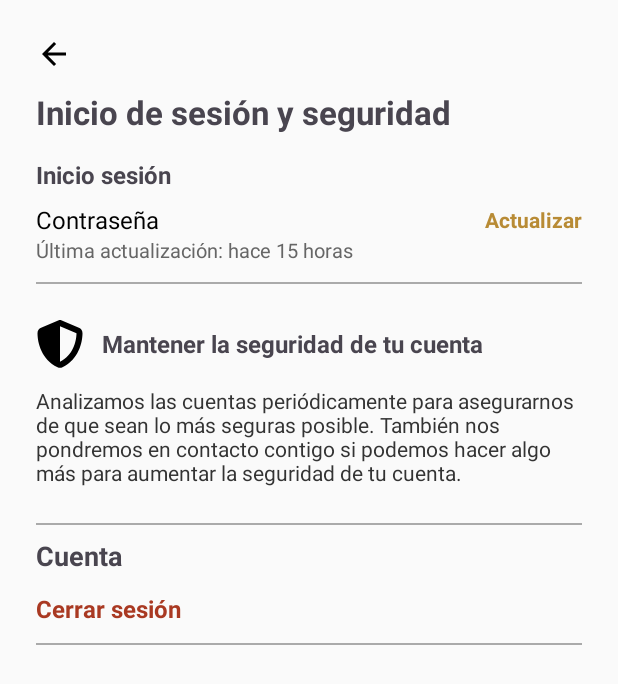
After one commit to JesusAP346/Proyecto_IOT, an Android app: the SeguridadActivity screen opened directly, with no data from a screen before it, on a phone screen of 412 x 824 dp. The commit adds this screen. Shown: the top 684 px of the screen. Run offline under Robolectric (Android 15) with nearby library versions, the phone set to English and light mode, and no system bars.

Commit message:
seguridad

```diff
--- a/app/src/main/AndroidManifest.xml
+++ b/app/src/main/AndroidManifest.xml
@@ -14,6 +14,9 @@
         android:supportsRtl="true"
         android:theme="@style/Theme.PROYECTO_IOT"
         tools:targetApi="31">
+        <activity
+            android:name=".taxista.SeguridadActivity"
+            android:exported="false" />
         <activity
             android:name=".taxista.InformacionPersonalActivity"
             android:exported="false" />
--- a/app/src/main/java/com/example/proyecto_iot/taxista/PerfilFragment.java
+++ b/app/src/main/java/com/example/proyecto_iot/taxista/PerfilFragment.java
@@ -77,6 +77,17 @@ public class PerfilFragment extends Fragment {
             }
         });
 
+
+        // Accedemos al botón o card que abre la actividad
+        View btnVerSeguridad = view.findViewById(R.id.seguridadPersonal); // usa el ID correcto
+        btnVerSeguridad.setOnClickListener(new View.OnClickListener() {
+            @Override
+            public void onClick(View v) {
+                Intent intent = new Intent(requireContext(), SeguridadActivity.class);
+                startActivity(intent);
+            }
+        });
+
         return view;
     }
 
--- /dev/null
+++ b/app/src/main/java/com/example/proyecto_iot/taxista/SeguridadActivity.java
@@ -0,0 +1,47 @@
+package com.example.proyecto_iot.taxista;
+
+import android.os.Bundle;
+import android.view.View;
+import android.widget.ImageView;
+
+import androidx.activity.EdgeToEdge;
+import androidx.appcompat.app.AppCompatActivity;
+import androidx.core.graphics.Insets;
+import androidx.core.view.ViewCompat;
+import androidx.core.view.WindowInsetsCompat;
+
+import com.example.proyecto_iot.R;
+
+public class SeguridadActivity extends AppCompatActivity {
+
+    @Override
+    protected void onCreate(Bundle savedInstanceState) {
+        super.onCreate(savedInstanceState);
+
+        setContentView(R.layout.activity_seguridad);
+        ImageView btnBack = findViewById(R.id.btnBack);
+        btnBack.setOnClickListener(new View.OnClickListener() {
+            @Override
+            public void onClick(View v) {
+                finish(); //  Esto cierra la actividad y regresa a la anterior
+            }
+        });
+
+
+
+
+
+
+
+
+
+
+
+    }
+
+
+
+
+
+
+}
--- /dev/null
+++ b/app/src/main/res/layout/activity_seguridad.xml
@@ -0,0 +1,144 @@
+<?xml version="1.0" encoding="utf-8"?>
+<ScrollView xmlns:android="http://schemas.android.com/apk/res/android"
+    android:layout_width="match_parent"
+    android:layout_height="match_parent"
+    android:background="#FAFAFA">
+
+    <LinearLayout
+        android:layout_width="match_parent"
+        android:layout_height="wrap_content"
+        android:orientation="vertical"
+        android:padding="24dp">
+
+        <!-- Botón atrás -->
+        <ImageView
+            android:id="@+id/btnBack"
+            android:layout_width="24dp"
+            android:layout_height="24dp"
+            android:src="@drawable/ic_retroceder"
+            android:contentDescription="Atrás" />
+
+        <!-- Título -->
+        <TextView
+            android:layout_width="wrap_content"
+            android:layout_height="wrap_content"
+            android:text="Inicio de sesión y seguridad"
+            android:textSize="22sp"
+            android:textStyle="bold"
+            android:layout_marginTop="12dp"
+            android:layout_marginBottom="16dp" />
+
+        <!-- Subtítulo -->
+        <TextView
+            android:layout_width="wrap_content"
+            android:layout_height="wrap_content"
+            android:text="Inicio sesión"
+            android:textSize="16sp"
+            android:textStyle="bold"
+            android:layout_marginBottom="8dp" />
+
+        <!-- Contraseña y actualizar -->
+        <LinearLayout
+            android:layout_width="match_parent"
+            android:layout_height="wrap_content"
+            android:orientation="horizontal"
+            android:gravity="center_vertical">
+
+            <TextView
+                android:layout_width="0dp"
+                android:layout_weight="1"
+                android:layout_height="wrap_content"
+                android:text="Contraseña"
+                android:textSize="16sp"
+                android:textColor="#000000" />
+
+            <TextView
+                android:id="@+id/btnActualizar"
+                android:layout_width="wrap_content"
+                android:layout_height="wrap_content"
+                android:text="Actualizar"
+                android:textColor="#B88B35"
+                android:textStyle="bold" />
+        </LinearLayout>
+
+        <!-- Última actualización -->
+        <TextView
+            android:layout_width="wrap_content"
+            android:layout_height="wrap_content"
+            android:text="Última actualización: hace 15 horas"
+            android:textSize="13sp"
+            android:layout_marginBottom="12dp"
+            android:textColor="#666666" />
+
+        <!-- Línea divisoria -->
+        <View
+            android:layout_width="match_parent"
+            android:layout_height="1dp"
+            android:background="#AAAAAA"
+            android:layout_marginBottom="24dp" />
+
+        <!-- Seguridad visual -->
+        <LinearLayout
+            android:layout_width="match_parent"
+            android:layout_height="wrap_content"
+            android:orientation="horizontal"
+            android:gravity="center_vertical"
+            android:layout_marginBottom="12dp">
+
+            <ImageView
+                android:layout_width="32dp"
+                android:layout_height="32dp"
+                android:src="@drawable/ic_shield"
+                android:layout_marginEnd="12dp" />
+
+            <TextView
+                android:layout_width="wrap_content"
+                android:layout_height="wrap_content"
+                android:text="Mantener la seguridad de tu cuenta"
+                android:textSize="16sp"
+                android:textStyle="bold" />
+        </LinearLayout>
+
+        <!-- Texto explicativo -->
+        <TextView
+            android:layout_width="match_parent"
+            android:layout_height="wrap_content"
+            android:text="Analizamos las cuentas periódicamente para asegurarnos de que sean lo más seguras posible. También nos pondremos en contacto contigo si podemos hacer algo más para aumentar la seguridad de tu cuenta."
+            android:textSize="14sp"
+            android:textColor="#333333"
+            android:layout_marginBottom="24dp" />
+
+        <!-- Línea -->
+        <View
+            android:layout_width="match_parent"
+            android:layout_height="1dp"
+            android:background="#AAAAAA"
+            android:layout_marginBottom="8dp" />
+
+        <!-- Cuenta -->
+        <TextView
+            android:layout_width="wrap_content"
+            android:layout_height="wrap_content"
+            android:text="Cuenta"
+            android:textSize="18sp"
+            android:textStyle="bold"
+            android:layout_marginBottom="12dp" />
+
+        <!-- Cerrar sesión -->
+        <TextView
+            android:id="@+id/btnCerrarSesion"
+            android:layout_width="wrap_content"
+            android:layout_height="wrap_content"
+            android:text="Cerrar sesión"
+            android:textColor="#A93922"
+            android:textSize="16sp"
+            android:layout_marginBottom="12dp"
+            android:textStyle="bold" />
+
+        <View
+            android:layout_width="match_parent"
+            android:layout_height="1dp"
+            android:background="#AAAAAA" />
+
+    </LinearLayout>
+</ScrollView>
--- a/app/src/main/res/layout/fragment_perfil.xml
+++ b/app/src/main/res/layout/fragment_perfil.xml
@@ -127,6 +127,7 @@
 
     <!-- Item: Seguridad -->
     <LinearLayout
+        android:id="@+id/seguridadPersonal"
         android:layout_width="match_parent"
         android:layout_height="70dp"
         android:orientation="horizontal"
```
